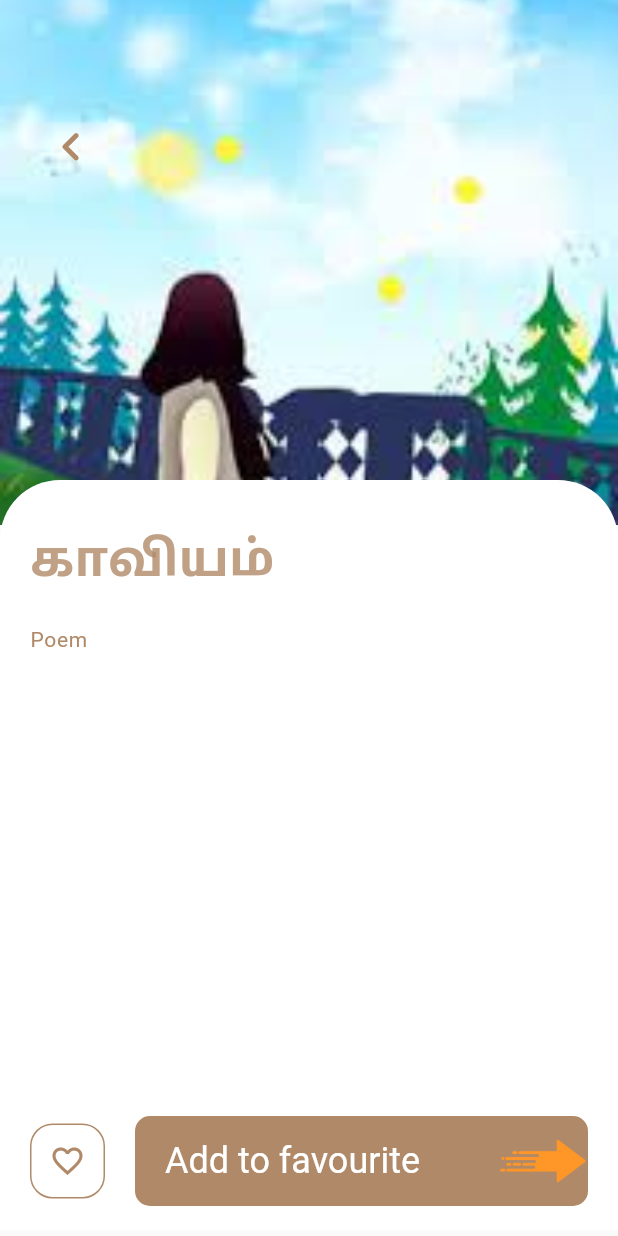
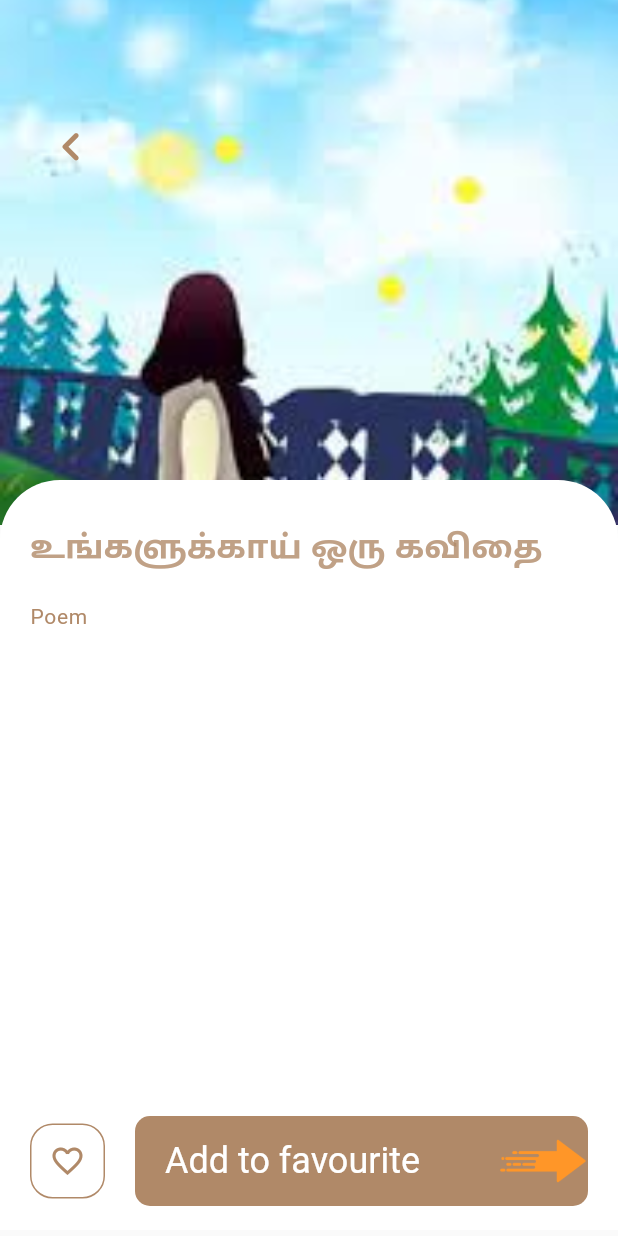
Before and after one commit to RealAbishan/facewaves_frontend_impl, a Flutter app: the screen it shows once a user with an empty profile is signed in, item 3 of the bottom bar chosen, after a tap on "View Poem", on a phone screen of 412 x 824 dp. Run offline on Flutter 3.47's test engine with Material 2 defaults, Android fonts, the light colour scheme and no system bars; our stand-ins replace bloc, dio, equatable, firebase_auth, firebase_core, flutter_bloc and 3 more; accounts and stored records are empty; network calls fail.

```diff
--- a/lib/pages/generated_poem.dart
+++ b/lib/pages/generated_poem.dart
@@ -106,8 +106,8 @@ class GeneratedPoemPage extends StatelessWidget {
                       Row(
                         mainAxisAlignment: MainAxisAlignment.spaceBetween,
                         children: [
-                          AppLargeText(text: "காவியம்",
-                            size: 36,
+                          AppLargeText(text: "உங்களுக்காய் ஒரு கவிதை",
+                            size: 24,
                             color: kPrimaryColor.withOpacity(0.8),),
                         ],
                       ),
```
Also changed, not shown: lib/pages/navpages/prediction_page.dart (+28 -10 lines), 11 other files.
